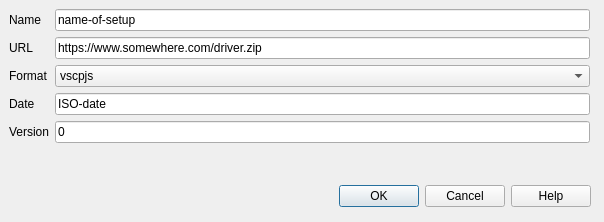
Before: the Qt Designer form src/cdlgmdffilesetup.ui in grodansparadis/vscp-works-qt, drawn with Qt 5.
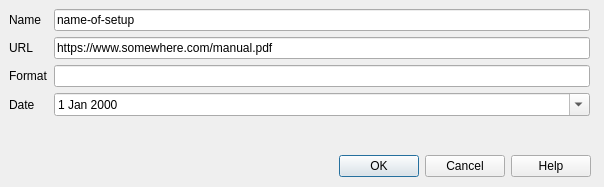
After: the same form once the commit is applied.

What changed in the file:
```diff
--- a/src/cdlgmdffilesetup.ui
+++ b/src/cdlgmdffilesetup.ui
@@ -7,17 +7,17 @@
     <x>0</x>
     <y>0</y>
     <width>604</width>
-    <height>222</height>
+    <height>187</height>
    </rect>
   </property>
   <property name="windowTitle">
-   <string>Dialog</string>
+   <string>MDF Setup Script</string>
   </property>
-  <widget class="QDialogButtonBox" name="buttonBox_2">
+  <widget class="QDialogButtonBox" name="buttonBox">
    <property name="geometry">
     <rect>
      <x>10</x>
-     <y>180</y>
+     <y>150</y>
      <width>581</width>
      <height>32</height>
     </rect>
@@ -38,79 +38,59 @@
      <x>9</x>
      <y>9</y>
      <width>581</width>
-     <height>161</height>
+     <height>131</height>
     </rect>
    </property>
    <layout class="QFormLayout" name="formLayout">
-    <item row="1" column="0">
+    <item row="0" column="0">
      <widget class="QLabel" name="label_2">
       <property name="text">
        <string>Name</string>
       </property>
      </widget>
     </item>
-    <item row="1" column="1">
-     <widget class="QLineEdit" name="lineEdit">
+    <item row="0" column="1">
+     <widget class="QLineEdit" name="editName">
       <property name="text">
        <string>name-of-setup</string>
       </property>
      </widget>
     </item>
-    <item row="2" column="0">
+    <item row="1" column="0">
      <widget class="QLabel" name="label_4">
       <property name="text">
        <string>URL</string>
       </property>
      </widget>
     </item>
-    <item row="2" column="1">
-     <widget class="QLineEdit" name="lineEdit_3">
+    <item row="1" column="1">
+     <widget class="QLineEdit" name="editUrl">
       <property name="text">
-       <string>https://www.somewhere.com/driver.zip</string>
+       <string>https://www.somewhere.com/manual.pdf</string>
       </property>
      </widget>
     </item>
-    <item row="3" column="0">
+    <item row="2" column="0">
      <widget class="QLabel" name="label">
       <property name="text">
        <string>Format</string>
       </property>
      </widget>
     </item>
-    <item row="3" column="1">
-     <widget class="QComboBox" name="comboBox">
-      <item>
-       <property name="text">
-        <string>vscpjs</string>
-       </property>
-      </item>
-     </widget>
+    <item row="2" column="1">
+     <widget class="QLineEdit" name="editFormat"/>
     </item>
-    <item row="4" column="0">
+    <item row="3" column="0">
      <widget class="QLabel" name="label_5">
       <property name="text">
        <string>Date</string>
       </property>
      </widget>
     </item>
-    <item row="4" column="1">
-     <widget class="QLineEdit" name="lineEdit_4">
-      <property name="text">
-       <string>ISO-date</string>
-      </property>
-     </widget>
-    </item>
-    <item row="5" column="0">
-     <widget class="QLabel" name="label_7">
-      <property name="text">
-       <string>Version</string>
-      </property>
-     </widget>
-    </item>
-    <item row="5" column="1">
-     <widget class="QLineEdit" name="lineEdit_6">
-      <property name="text">
-       <string>0</string>
+    <item row="3" column="1">
+     <widget class="QDateEdit" name="date">
+      <property name="calendarPopup">
+       <bool>true</bool>
       </property>
      </widget>
     </item>
```
Left out of the diff: 35 changed lines with no effect on the pictures.
